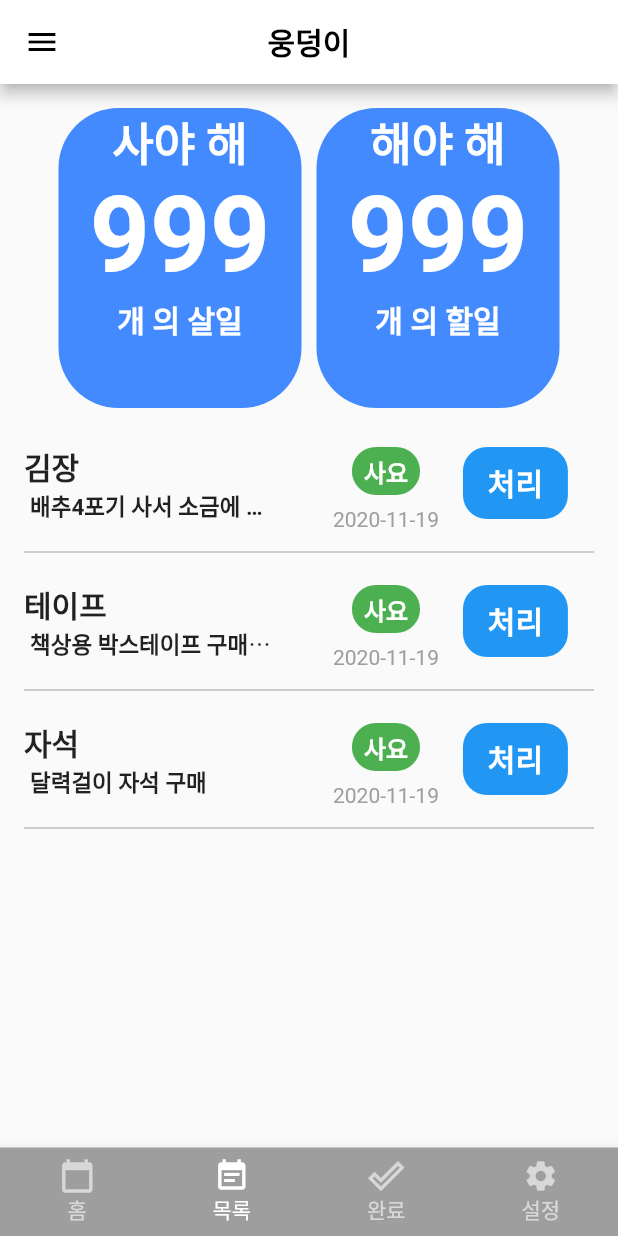
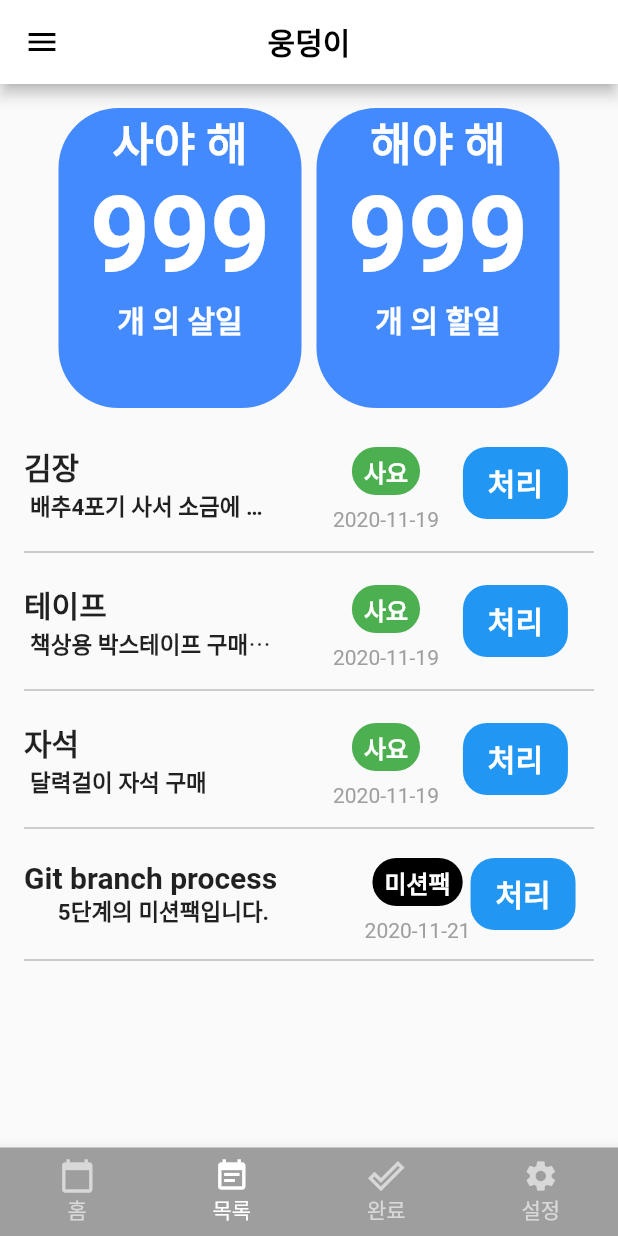
Before and after one commit to Kimchi-dev/smart_memo, a Flutter app: the screen it shows after launch, item 2 of the bottom bar chosen, after a tap on "사야 해", on a phone screen of 412 x 824 dp. Run offline on Flutter 3.47's test engine with Material 2 defaults, Android fonts, the phone set to English and light mode, and no system bars; our stand-ins replace hexcolor, rflutter_alert; network calls fail.

Commit message:
미션팩
클릭시 내용보기 미종료

```diff
--- a/lib/src/Util/widget_util/CustomWidgetMaker.dart
+++ b/lib/src/Util/widget_util/CustomWidgetMaker.dart
@@ -14,6 +14,9 @@ class CustomWidgetMaker{
     }else if(todoCode == 'todo002'){
       chTodoString = "해요";
       chTodoColor = Colors.blue;
+    }else if(todoCode == 'todo003'){
+      chTodoString = "미션팩";
+      chTodoColor = Colors.black;
     }
     return Container(
       margin: EdgeInsets.symmetric(vertical: 8.0),
@@ -90,8 +93,8 @@ class CustomWidgetMaker{
                       child: Column(
                         children: <Widget>[
                           Container(
-                            width: MediaQuery.of(context).size.width * 0.5,
-                            padding: EdgeInsets.symmetric(horizontal: 16.0),
+                            width: MediaQuery.of(context).size.width * 0.59,
+                            padding: EdgeInsets.only(left: 16.0),
                             child: Text(
                               '${memo.memo}',
                               textAlign: TextAlign.left,
@@ -104,7 +107,7 @@ class CustomWidgetMaker{
                           ),
                           Container(
                             width: MediaQuery.of(context).size.width * 0.5,
-                            padding: EdgeInsets.symmetric(horizontal: 20.0),
+                            padding: EdgeInsets.only(left: 20.0),
                             child: Text(
                               '${memo.detailMemo}',
                               textAlign: TextAlign.left,
@@ -122,7 +125,6 @@ class CustomWidgetMaker{
                       children: <Widget>[
                         CustomWidgetMaker.getBuyOrTodo(memo.toDoType),
                         Container(
-                          padding: EdgeInsets.symmetric(horizontal: 16.0),
                           child: Text(
                             CustomFormatter.dateToHyphenString(
                                 memo.startDate),
@@ -251,6 +253,7 @@ class CustomWidgetMaker{
                                   '${memo.detailMemo}',
                                   textAlign: TextAlign.left,
                                   overflow: TextOverflow.ellipsis,
+                                  maxLines: 1,
                                   style: TextStyle(
                                     fontWeight: FontWeight.bold,
                                     fontSize: 15,
--- a/lib/src/ui/bottomNavBar/bottomNavTodoList.dart
+++ b/lib/src/ui/bottomNavBar/bottomNavTodoList.dart
@@ -1,12 +1,16 @@
 import 'dart:async';
 import 'package:flutter/material.dart';
 import 'package:hexcolor/hexcolor.dart';
+import 'package:rflutter_alert/rflutter_alert.dart';
+import 'package:smart_memo/src/Util/fn_util/customFormatter.dart';
+import 'package:smart_memo/src/ui/toDoList/missionPackAlert.dart';
 import 'package:smart_memo/src/vo/memodetail.dart';
 import 'package:smart_memo/src/Util/widget_util/CustomWidgetMaker.dart';
 
 class BottomNavTodoList extends StatefulWidget {
   BottomNavTodoList({Key key, this.title}) : super(key: key);
   final String title;
+
   @override
   _BottomNavTodoListState createState() => _BottomNavTodoListState();
 }
@@ -14,21 +18,22 @@ class BottomNavTodoList extends StatefulWidget {
 class _BottomNavTodoListState extends State<BottomNavTodoList> {
   List<Memo> memoList = [];
   List<Widget> widgetList = [];
+  var _booltf = false;
 
   void initMemoList() {
     memoList = [];
-    memoList.add(new Memo('김장', '배추4포기 사서 소금에 절여서 대야에 놓기', DateTime.now(), DateTime.now(),
-        TimeOfDay.now(), TimeOfDay.now(),'todo001'));
-    memoList.add(new Memo('테이프', '책상용 박스테이프 구매하기', DateTime.now(), DateTime.now(),
-        TimeOfDay.now(), TimeOfDay.now(),'todo001'));
-    memoList.add(new Memo('빨래', '건조기까지 돌리고 물버리고 먼지비우기', DateTime.now(), DateTime.now(),
-        TimeOfDay.now(), TimeOfDay.now(),'todo002'));
+    memoList.add(new Memo('김장', '배추4포기 사서 소금에 절여서 대야에 놓기', DateTime.now(),
+        DateTime.now(), TimeOfDay.now(), TimeOfDay.now(), 'todo001'));
+    memoList.add(new Memo('테이프', '책상용 박스테이프 구매하기', DateTime.now(),
+        DateTime.now(), TimeOfDay.now(), TimeOfDay.now(), 'todo001'));
+    memoList.add(new Memo('빨래', '건조기까지 돌리고 물버리고 먼지비우기', DateTime.now(),
+        DateTime.now(), TimeOfDay.now(), TimeOfDay.now(), 'todo002'));
     memoList.add(new Memo('자석', '달력걸이 자석 구매', DateTime.now(), DateTime.now(),
-        TimeOfDay.now(), TimeOfDay.now(),'todo001'));
-    memoList.add(new Memo('신문지', '40장물에 담가두기 \n (장난감용도)', DateTime.now(), DateTime.now(),
-        TimeOfDay.now(), TimeOfDay.now(),'todo002'));
-    memoList.add(new Memo('설거지', '7시에손님용 접시 사용예정 \n 이라 설거지후 플레이팅준비', DateTime.now(), DateTime.now(),
-        TimeOfDay.now(), TimeOfDay.now(),'todo002'));
+        TimeOfDay.now(), TimeOfDay.now(), 'todo001'));
+    memoList.add(new Memo('신문지', '40장물에 담가두기 (장난감용도)', DateTime.now(),
+        DateTime.now(), TimeOfDay.now(), TimeOfDay.now(), 'todo002'));
+    memoList.add(new Memo('설거지', '7시에손님용 접시 사용예정이라 설거지후 플레이팅준비', DateTime.now(),
+        DateTime.now(), TimeOfDay.now(), TimeOfDay.now(), 'todo002'));
   }
 
   @override
@@ -48,7 +53,7 @@ class _BottomNavTodoListState extends State<BottomNavTodoList> {
 
           completer.complete();
           setState(() {
-            widgetList = CustomWidgetMaker.memoListToWidget(memoList,context);
+            widgetList = CustomWidgetMaker.memoListToWidget(memoList, context);
           });
           print('widgetList : ${widgetList.length}');
         });
@@ -69,7 +74,8 @@ class _BottomNavTodoListState extends State<BottomNavTodoList> {
                   highlightColor: HexColor('#18268a'),
                   onPressed: () {
                     setState(() {
-                      widgetList = CustomWidgetMaker.onlyTypeList(memoList,context,'todo001');
+                      widgetList = CustomWidgetMaker.onlyTypeList(
+                          memoList, context, 'todo001');
                       print('widgetList.length = ${widgetList.length}');
                       print('in setState');
                     });
@@ -119,7 +125,8 @@ class _BottomNavTodoListState extends State<BottomNavTodoList> {
                   highlightColor: HexColor('#18268a'),
                   onPressed: () {
                     setState(() {
-                      widgetList = CustomWidgetMaker.onlyTypeList(memoList,context,'todo002');
+                      widgetList = CustomWidgetMaker.onlyTypeList(
+                          memoList, context, 'todo002');
                       print('widgetList.length = ${widgetList.length}');
                       print('in setState');
                     });
@@ -167,9 +174,106 @@ class _BottomNavTodoListState extends State<BottomNavTodoList> {
             Container(
               child: miniWidget,
             ),
+          Container(
+            child: Column(
+              children: <Widget>[
+                InkWell(
+                  onTap: () {
+                    showDialog(
+                        context: context,
+                        builder: (context) {
+                          return MissionPackAlert();
+                        });
+                  },
+                  child: Column(
+                    children: <Widget>[
+                      Row(
+                        children: <Widget>[
+                          Padding(
+                            padding: const EdgeInsets.symmetric(vertical: 8.0),
+                            child: Column(
+                              children: <Widget>[
+                                Container(
+                                  width:
+                                      MediaQuery.of(context).size.width * 0.59,
+                                  padding: EdgeInsets.only(left: 16.0),
+                                  child: Text(
+                                    'Git branch process',
+                                    textAlign: TextAlign.left,
+                                    style: TextStyle(
+                                      fontWeight: FontWeight.bold,
+                                      fontSize: 20,
+                                    ),
+                                    maxLines: 1,
+                                    overflow: TextOverflow.ellipsis,
+                                  ),
+                                ),
+                                Container(
+                                  width:
+                                      MediaQuery.of(context).size.width * 0.5,
+                                  padding: EdgeInsets.only(left: 20.0),
+                                  child: Text(
+                                    '5단계의 미션팩입니다.',
+                                    textAlign: TextAlign.left,
+                                    overflow: TextOverflow.ellipsis,
+                                    maxLines: 1,
+                                    style: TextStyle(
+                                      fontWeight: FontWeight.bold,
+                                      fontSize: 15,
+                                    ),
+                                  ),
+                                ),
+                              ],
+                            ),
+                          ),
+                          Column(
+                            children: <Widget>[
+                              CustomWidgetMaker.getBuyOrTodo('todo003'),
+                              Container(
+                                child: Text(
+                                  CustomFormatter.dateToHyphenString(
+                                      new DateTime(2020, 11, 21)),
+                                  textAlign: TextAlign.left,
+                                  style: TextStyle(
+                                      fontSize: 14, color: Colors.grey),
+                                ),
+                              ),
+                            ],
+                          ),
+                          Container(
+                            width: 70,
+                            decoration: BoxDecoration(
+                              color: Colors.blue,
+                              borderRadius: BorderRadius.circular(16.0),
+                            ),
+                            child: FlatButton(
+                              child: Text(
+                                '처리',
+                                style: TextStyle(
+                                    fontWeight: FontWeight.bold,
+                                    fontSize: 20,
+                                    color: Colors.white),
+                              ),
+                              onPressed: () {},
+                            ),
+                          )
+                        ],
+                      ),
+                    ],
+                  ),
+                ),
+                Padding(
+                  padding:
+                      const EdgeInsets.symmetric(horizontal: 16.0, vertical: 4),
+                  child: Divider(
+                    color: Colors.grey,
+                  ),
+                ),
+              ],
+            ),
+          )
         ],
       ),
     );
   }
-
 }
```
Also changed, not shown: lib/src/ui/toDoList/missionPackAlert.dart (added, +125 -0 lines).
